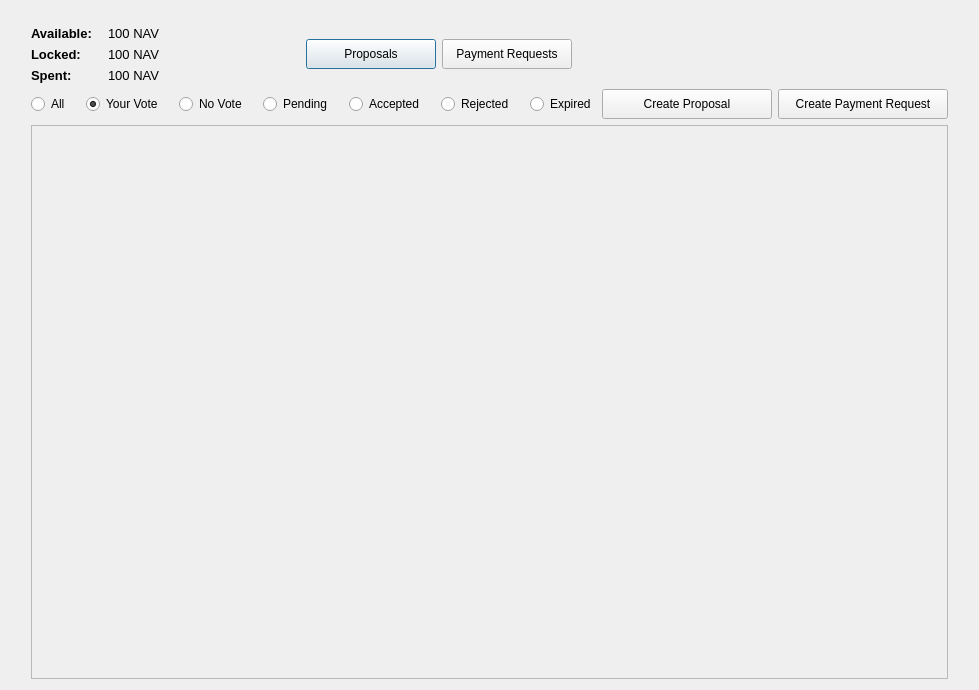
Above: src/qt/forms/communityfundpage.ui from navcoin/navcoin-core before the change. Below: the same form after it.
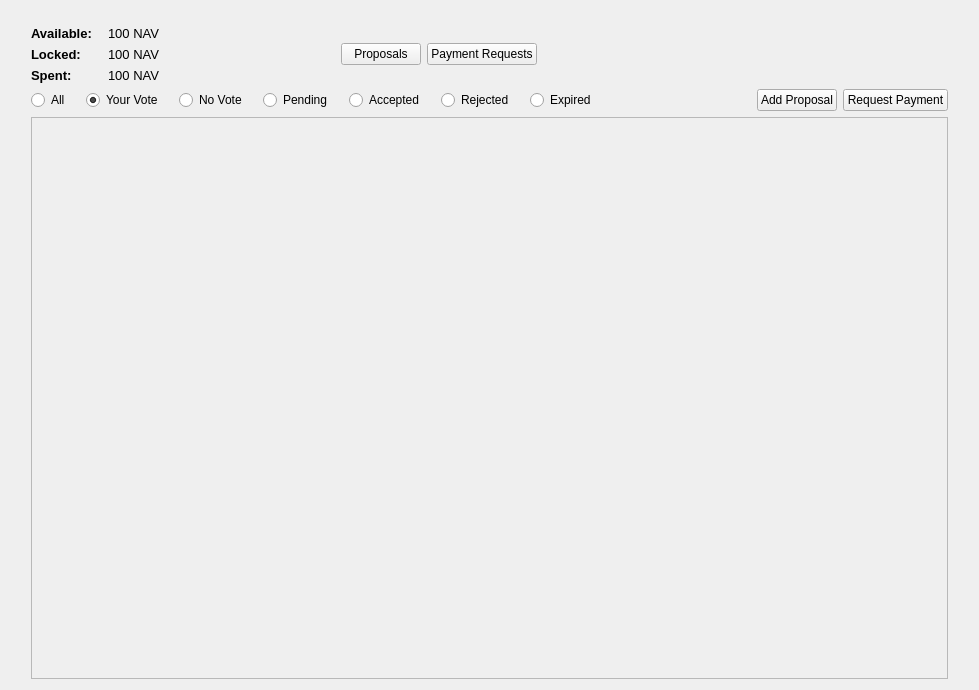
That is the form after the change.

Commit message: Updated dao page buttons look and feel

Patch:
```diff
--- a/src/qt/forms/communityfundpage.ui
+++ b/src/qt/forms/communityfundpage.ui
@@ -208,52 +208,13 @@
          </item>
          <item>
           <widget class="QPushButton" name="pushButtonProposals">
-           <property name="minimumSize">
-            <size>
-             <width>130</width>
-             <height>30</height>
-            </size>
-           </property>
-           <property name="maximumSize">
-            <size>
-             <width>130</width>
-             <height>30</height>
-            </size>
-           </property>
            <property name="text">
             <string>Proposals</string>
            </property>
-           <property name="iconSize">
-            <size>
-             <width>35</width>
-             <height>16</height>
-            </size>
-           </property>
-           <property name="autoDefault">
-            <bool>false</bool>
-           </property>
-           <property name="default">
-            <bool>true</bool>
-           </property>
-           <property name="flat">
-            <bool>false</bool>
-           </property>
           </widget>
          </item>
          <item>
           <widget class="QPushButton" name="pushButtonPaymentRequests">
-           <property name="minimumSize">
-            <size>
-             <width>130</width>
-             <height>30</height>
-            </size>
-           </property>
-           <property name="maximumSize">
-            <size>
-             <width>130</width>
-             <height>30</height>
-            </size>
-           </property>
            <property name="text">
             <string>Payment Requests</string>
            </property>
@@ -536,20 +497,8 @@
          </item>
          <item>
           <widget class="QPushButton" name="pushButtonCreateProposal">
-           <property name="minimumSize">
-            <size>
-             <width>170</width>
-             <height>30</height>
-            </size>
-           </property>
-           <property name="maximumSize">
-            <size>
-             <width>16777215</width>
-             <height>30</height>
-            </size>
-           </property>
            <property name="text">
-            <string>Create Proposal</string>
+            <string>Add Proposal</string>
            </property>
           </widget>
          </item>
@@ -568,20 +517,8 @@
          </item>
          <item>
           <widget class="QPushButton" name="pushButtonCreatePaymentRequest">
-           <property name="minimumSize">
-            <size>
-             <width>170</width>
-             <height>30</height>
-            </size>
-           </property>
-           <property name="maximumSize">
-            <size>
-             <width>16777215</width>
-             <height>30</height>
-            </size>
-           </property>
            <property name="text">
-            <string>Create Payment Request</string>
+            <string>Request Payment</string>
            </property>
           </widget>
          </item>
```
The commit also changes 2 other files.
